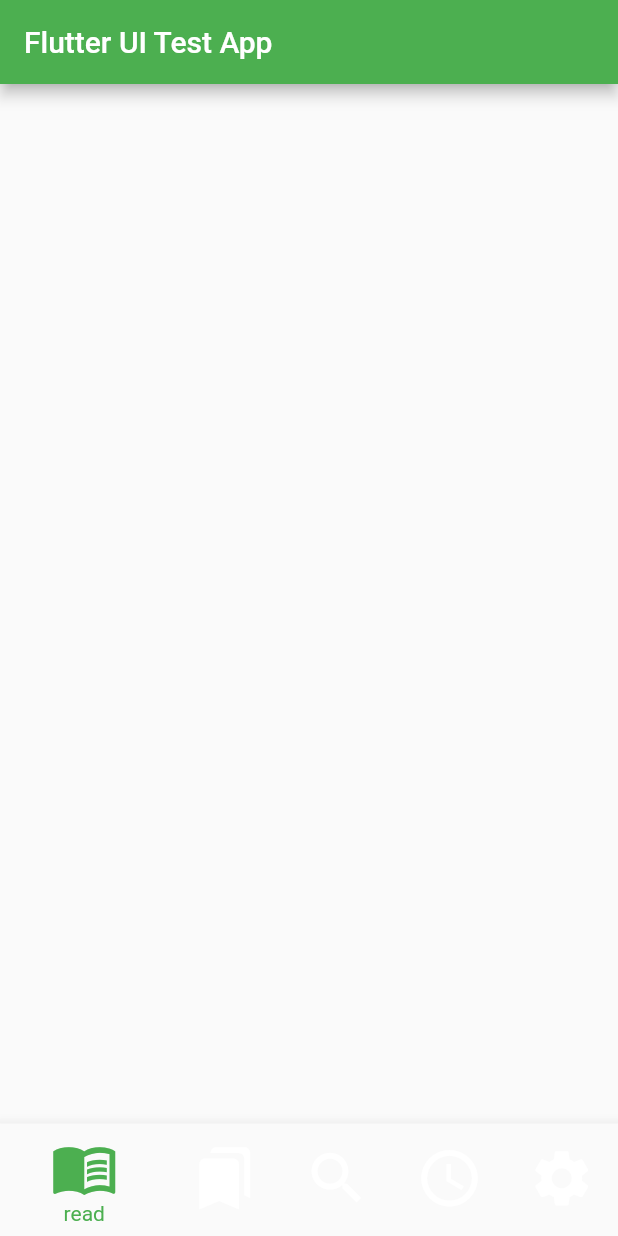
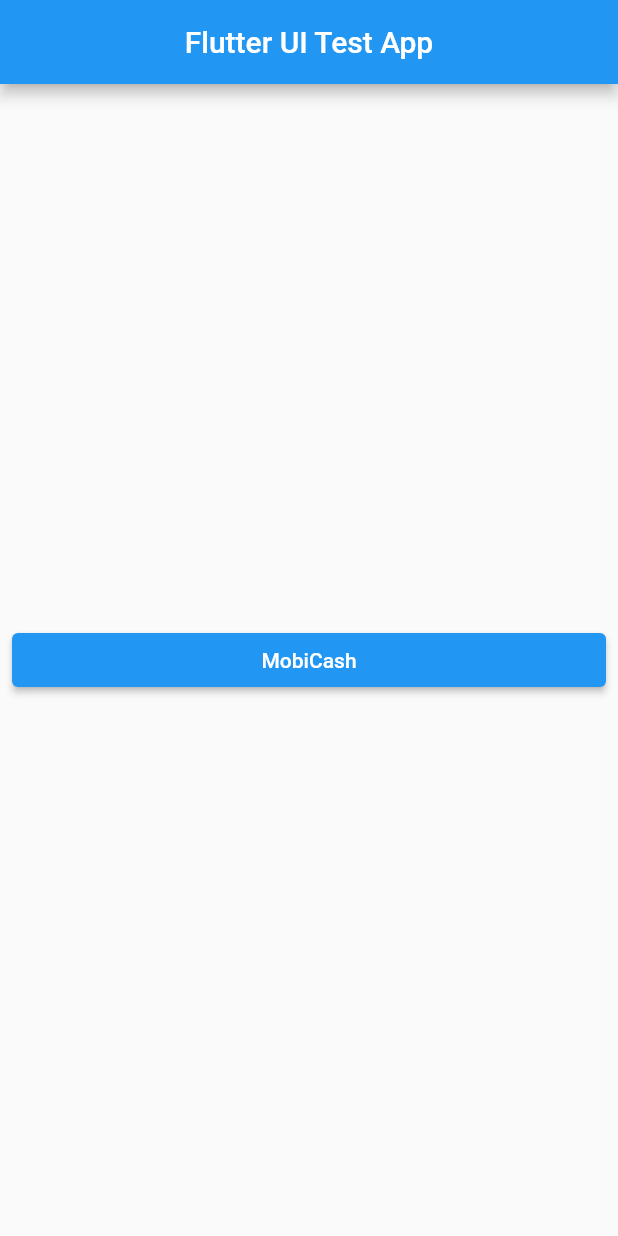
Before and after one commit to lusanmaulana/flutter-ui-test, a Flutter app: the screen it shows after launch, on a phone screen of 412 x 824 dp. Run offline on Flutter 3.47's test engine with Material 2 defaults, Android fonts, the phone set to English and light mode, and no system bars.

Commit message:
Add MobiCash app

```diff
--- /dev/null
+++ b/lib/apps/mobi_cash/mc_main.dart
@@ -0,0 +1,18 @@
+import 'package:flutter/material.dart';
+import 'package:flutter_ui_test/apps/mobi_cash/screens/mc_splash.s.dart';
+import 'package:flutter_ui_test/cores/const_helper.dart';
+
+class MCApp extends StatelessWidget {
+  const MCApp({super.key});
+
+  @override
+  Widget build(BuildContext context) {
+    return MaterialApp(
+      title: Strings.mcTitle,
+      theme: ThemeData(
+        fontFamily: FontFamily.avenir,
+      ),
+      home: const MCSplashScreen(),
+    );
+  }
+}
--- /dev/null
+++ b/lib/cores/const_helper.dart
@@ -0,0 +1,21 @@
+import 'package:flutter/material.dart';
+
+class Strings {
+  static const appName = "Flutter UI Test App";
+  static const mcTitle = "MobiCash";
+  static const signUp = "Sign Up";
+  static const signIn = "Sign In";
+}
+
+class FontFamily {
+  static const avenir = "Avenir";
+}
+
+class MCColors {
+  static const blue = Color.fromRGBO(100, 136, 229, 1);
+  static const yellow = Color.fromRGBO(249, 190, 125, 1);
+  static const red = Color.fromRGBO(229, 99, 114, 1);
+  static const background = Color.fromRGBO(255, 249, 237, 1);
+  static const dark = Color.fromRGBO(34, 37, 76, 1);
+  static const grey = Color.fromRGBO(209, 209, 214, 1);
+}
--- a/lib/main.dart
+++ b/lib/main.dart
@@ -1,5 +1,6 @@
 import 'package:flutter/material.dart';
-import 'package:flutter_ui_test/screens/home.s.dart';
+import 'package:flutter_ui_test/cores/const_helper.dart';
+import 'package:flutter_ui_test/screens/main.s.dart';
 
 void main() {
   runApp(const UITestApp());
@@ -10,14 +11,9 @@
 
   @override
   Widget build(BuildContext context) {
-    return MaterialApp(
-      title: "Flutter UI Test App",
-      theme: ThemeData(
-        primarySwatch: Colors.green,
-      ),
-      home: const HomeScreen(
-        title: "Flutter UI Test App",
-      ),
+    return const MaterialApp(
+      title: Strings.appName,
+      home: MainScreen(),
     );
   }
 }
--- a/lib/screens/home.s.dart
+++ /dev/null
@@ -1,51 +0,0 @@
-import 'package:flutter/material.dart';
-
-class HomeScreen extends StatefulWidget {
-  const HomeScreen({
-    super.key,
-    required this.title,
-  });
-
-  final String title;
-
-  @override
-  State<HomeScreen> createState() => _HomeScreenState();
-}
-
-class _HomeScreenState extends State<HomeScreen> {
-  final _menus = <String, IconData>{
-    "read": Icons.menu_book,
-    "latest": Icons.bookmarks,
-    "search": Icons.search,
-    "schedule": Icons.schedule,
-    "settings": Icons.settings,
-  };
-  int _currentIndex = 0;
-
-  @override
-  Widget build(BuildContext context) {
-    return Scaffold(
-      appBar: AppBar(
-        title: Text(
-          widget.title,
-        ),
-      ),
-      bottomNavigationBar: BottomNavigationBar(
-        fixedColor: Colors.green,
-        currentIndex: _currentIndex,
-        onTap: (newIndex) {
-          setState(() {
-            _currentIndex = newIndex;
-          });
-        },
-        items: _menus.keys.map((menu) => BottomNavigationBarItem(
-          label: menu,
-          icon: Icon(
-            _menus[menu],
-            size: 45,
-          ),
-        )).toList(),
-      ),
-    );
-  }
-}
--- /dev/null
+++ b/lib/screens/main.s.dart
@@ -0,0 +1,36 @@
+import 'package:flutter/cupertino.dart';
+import 'package:flutter/material.dart';
+import 'package:flutter_ui_test/apps/mobi_cash/mc_main.dart';
+import 'package:flutter_ui_test/cores/const_helper.dart';
+
+class MainScreen extends StatelessWidget {
+  const MainScreen({super.key});
+
+  @override
+  Widget build(BuildContext context) {
+    return Scaffold(
+      appBar: AppBar(
+        centerTitle: true,
+        title: const Text(Strings.appName),
+      ),
+      body: Padding(
+        padding: const EdgeInsets.all(8),
+        child: Column(
+          mainAxisAlignment: MainAxisAlignment.center,
+          crossAxisAlignment: CrossAxisAlignment.stretch,
+          children: [
+            ElevatedButton(
+              onPressed: () {
+                Navigator.of(context).pushAndRemoveUntil(
+                  CupertinoPageRoute(builder: (context) => const MCApp()),
+                  (route) => false,
+                );
+              },
+              child: const Text(Strings.mcTitle),
+            ),
+          ],
+        ),
+      ),
+    );
+  }
+}
```
Also changed, not shown: lib/apps/mobi_cash/screens/mc_landing.s.dart (added, +58 -0 lines), lib/apps/mobi_cash/screens/mc_splash.s.dart (added, +51 -0 lines).
